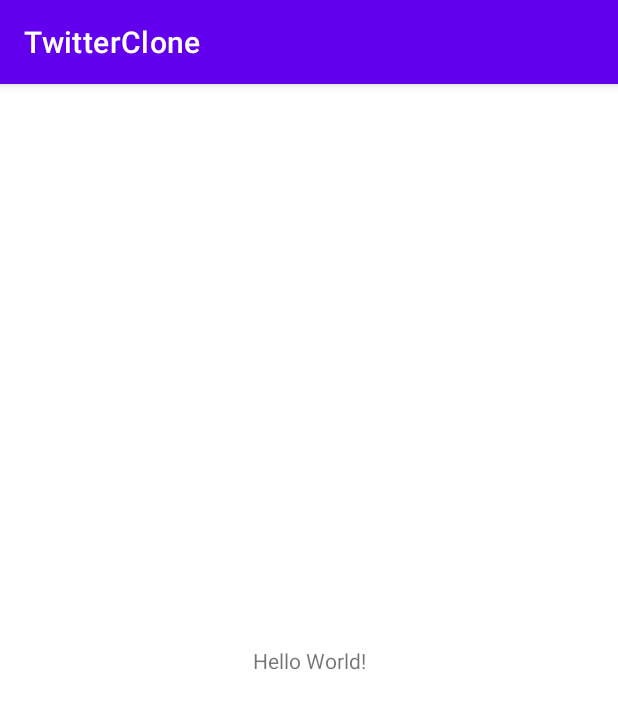
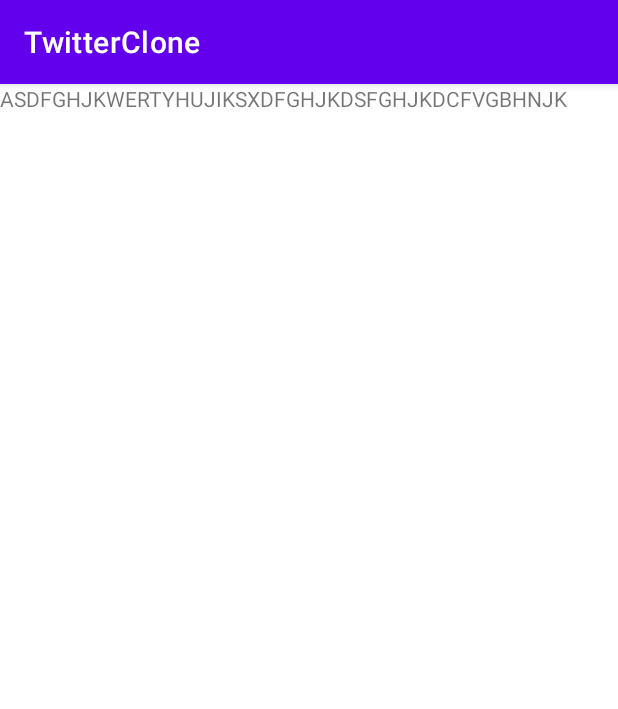
Before and after one commit to Osaigbovo/TwitterClone, an Android app: the screen it shows after launch (MainActivity), on a phone screen of 412 x 824 dp. Shown: the top 709 px of the screen. Run offline under Robolectric (Android 15) with nearby library versions, the phone set to English and light mode, and no system bars.

Commit message:
Setup Navigation using Navigation Component

```diff
--- a/app/build.gradle
+++ b/app/build.gradle
@@ -36,13 +36,24 @@ dependencies {
 
     implementation "org.jetbrains.kotlin:kotlin-stdlib:$kotlin_version"
 
+    // AndroidX libraries
     implementation 'androidx.appcompat:appcompat:1.2.0'
     implementation 'androidx.core:core-ktx:1.3.2'
     implementation 'androidx.constraintlayout:constraintlayout:2.0.4'
+    implementation 'androidx.legacy:legacy-support-v4:1.0.0'
 
+    // Material Design Library
     implementation 'com.google.android.material:material:1.3.0'
 
+    // Navigation libraries
+    implementation 'androidx.navigation:navigation-fragment-ktx:2.3.4'
+    implementation 'androidx.navigation:navigation-ui-ktx:2.3.4'
 
+    // Lifecycle Libraries
+    implementation 'androidx.lifecycle:lifecycle-livedata-ktx:2.3.0'
+    implementation 'androidx.lifecycle:lifecycle-viewmodel-ktx:2.3.0'
+
+    // Testing Libraries
     testImplementation 'junit:junit:4.13.2'
     androidTestImplementation 'androidx.test.ext:junit:1.1.2'
     androidTestImplementation 'androidx.test.espresso:espresso-core:3.3.0'
--- a/app/src/main/java/com/osaigbovo/twitterclone/MainActivity.kt
+++ b/app/src/main/java/com/osaigbovo/twitterclone/MainActivity.kt
@@ -4,8 +4,10 @@ import androidx.appcompat.app.AppCompatActivity
 import android.os.Bundle
 
 class MainActivity : AppCompatActivity() {
+
     override fun onCreate(savedInstanceState: Bundle?) {
         super.onCreate(savedInstanceState)
         setContentView(R.layout.activity_main)
     }
+
 }
--- /dev/null
+++ b/app/src/main/java/com/osaigbovo/twitterclone/ui/detail/DetailFragment.kt
@@ -0,0 +1,19 @@
+package com.osaigbovo.twitterclone.ui.detail
+
+import android.os.Bundle
+import androidx.fragment.app.Fragment
+import android.view.LayoutInflater
+import android.view.View
+import android.view.ViewGroup
+import com.osaigbovo.twitterclone.R
+
+class DetailFragment : Fragment() {
+
+    override fun onCreateView(
+        inflater: LayoutInflater, container: ViewGroup?,
+        savedInstanceState: Bundle?
+    ): View? {
+        // Inflate the layout for this fragment
+        return inflater.inflate(R.layout.fragment_detail, container, false)
+    }
+}
--- /dev/null
+++ b/app/src/main/java/com/osaigbovo/twitterclone/ui/home/HomeFragment.kt
@@ -0,0 +1,21 @@
+package com.osaigbovo.twitterclone.ui.home
+
+import androidx.lifecycle.ViewModelProvider
+import android.os.Bundle
+import androidx.fragment.app.Fragment
+import android.view.LayoutInflater
+import android.view.View
+import android.view.ViewGroup
+import com.osaigbovo.twitterclone.R
+
+class HomeFragment : Fragment() {
+
+    private lateinit var viewModel: HomeViewModel
+
+    override fun onCreateView(
+        inflater: LayoutInflater, container: ViewGroup?,
+        savedInstanceState: Bundle?
+    ): View? {
+        return inflater.inflate(R.layout.fragment_home, container, false)
+    }
+}
--- /dev/null
+++ b/app/src/main/java/com/osaigbovo/twitterclone/ui/home/HomeViewModel.kt
@@ -0,0 +1,7 @@
+package com.osaigbovo.twitterclone.ui.home
+
+import androidx.lifecycle.ViewModel
+
+class HomeViewModel : ViewModel() {
+    // TODO: Implement the ViewModel
+}
--- a/app/src/main/res/layout/activity_main.xml
+++ b/app/src/main/res/layout/activity_main.xml
@@ -1,18 +1,10 @@
 <?xml version="1.0" encoding="utf-8"?>
-<androidx.constraintlayout.widget.ConstraintLayout xmlns:android="http://schemas.android.com/apk/res/android"
+<androidx.fragment.app.FragmentContainerView
+    xmlns:android="http://schemas.android.com/apk/res/android"
     xmlns:app="http://schemas.android.com/apk/res-auto"
-    xmlns:tools="http://schemas.android.com/tools"
+    android:id="@+id/nav_host_fragment"
+    android:name="androidx.navigation.fragment.NavHostFragment"
     android:layout_width="match_parent"
     android:layout_height="match_parent"
-    tools:context=".MainActivity">
-
-    <TextView
-        android:layout_width="wrap_content"
-        android:layout_height="wrap_content"
-        android:text="Hello World!"
-        app:layout_constraintBottom_toBottomOf="parent"
-        app:layout_constraintLeft_toLeftOf="parent"
-        app:layout_constraintRight_toRightOf="parent"
-        app:layout_constraintTop_toTopOf="parent" />
-
-</androidx.constraintlayout.widget.ConstraintLayout>
+    app:defaultNavHost="true"
+    app:navGraph="@navigation/nav_main" />
--- /dev/null
+++ b/app/src/main/res/layout/fragment_detail.xml
@@ -0,0 +1,14 @@
+<?xml version="1.0" encoding="utf-8"?>
+<FrameLayout xmlns:android="http://schemas.android.com/apk/res/android"
+    xmlns:tools="http://schemas.android.com/tools"
+    android:layout_width="match_parent"
+    android:layout_height="match_parent"
+    tools:context=".ui.detail.DetailFragment">
+
+    <!-- TODO: Update blank fragment layout -->
+    <TextView
+        android:layout_width="match_parent"
+        android:layout_height="match_parent"
+        android:text="@string/hello_blank_fragment" />
+
+</FrameLayout>
--- /dev/null
+++ b/app/src/main/res/layout/fragment_home.xml
@@ -0,0 +1,19 @@
+<?xml version="1.0" encoding="utf-8"?>
+<androidx.constraintlayout.widget.ConstraintLayout xmlns:android="http://schemas.android.com/apk/res/android"
+    xmlns:app="http://schemas.android.com/apk/res-auto"
+    xmlns:tools="http://schemas.android.com/tools"
+    android:id="@+id/frameLayout"
+    android:layout_width="match_parent"
+    android:layout_height="match_parent"
+    tools:context=".ui.home.HomeFragment">
+
+    <TextView
+        android:id="@+id/textView"
+        android:layout_width="0dp"
+        android:layout_height="wrap_content"
+        android:text="ASDFGHJKWERTYHUJIKSXDFGHJKDSFGHJKDCFVGBHNJK"
+        app:layout_constraintEnd_toEndOf="parent"
+        app:layout_constraintStart_toStartOf="parent"
+        app:layout_constraintTop_toTopOf="parent" />
+
+</androidx.constraintlayout.widget.ConstraintLayout>
--- /dev/null
+++ b/app/src/main/res/navigation/nav_main.xml
@@ -0,0 +1,27 @@
+<?xml version="1.0" encoding="utf-8"?>
+<navigation
+    xmlns:android="http://schemas.android.com/apk/res/android"
+    xmlns:app="http://schemas.android.com/apk/res-auto"
+    xmlns:tools="http://schemas.android.com/tools"
+    android:id="@+id/nav_main"
+    app:startDestination="@id/homeFragment">
+
+    <fragment
+        android:id="@+id/homeFragment"
+        android:name="com.osaigbovo.twitterclone.ui.home.HomeFragment"
+        android:label="Latest Tweets"
+        tools:layout="@layout/fragment_home">
+
+        <action
+            android:id="@+id/action_homeFragment_to_detailFragment"
+            app:destination="@id/detailFragment" />
+
+    </fragment>
+
+    <fragment
+        android:id="@+id/detailFragment"
+        android:name="com.osaigbovo.twitterclone.ui.detail.DetailFragment"
+        android:label="Tweet"
+        tools:layout="@layout/fragment_detail" />
+
+</navigation>
--- a/app/src/main/res/values/strings.xml
+++ b/app/src/main/res/values/strings.xml
@@ -1,3 +1,5 @@
 <resources>
     <string name="app_name">TwitterClone</string>
+    <!-- TODO: Remove or change this placeholder text -->
+    <string name="hello_blank_fragment">Hello blank fragment</string>
 </resources>
```
